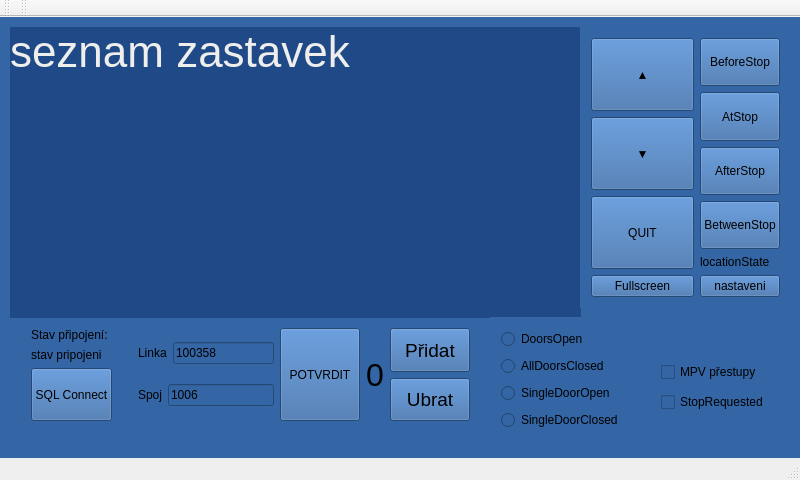
This is mainwindow.ui in frutabruta/VDV301tester as Qt 5 draws it before an edit. The edited form follows.
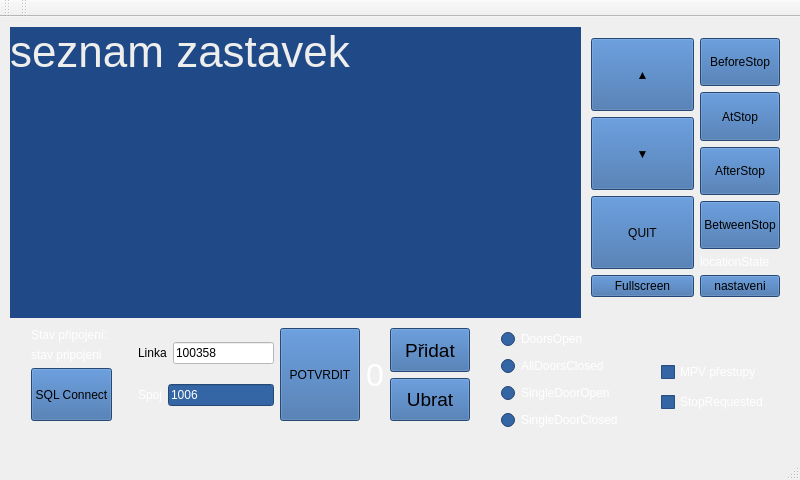
This is the edited form. The open tabs and pages were chosen to show the change.

Patch:
```diff
--- a/mainwindow.ui
+++ b/mainwindow.ui
@@ -466,7 +466,7 @@
      </palette>
     </property>
     <property name="styleSheet">
-     <string notr="true">background-color:rgb(52, 101, 164);</string>
+     <string notr="true">/*background-color:rgb(52, 101, 164); */</string>
     </property>
     <property name="currentIndex">
      <number>0</number>
@@ -535,6 +535,424 @@
            </item>
            <item>
             <widget class="QLineEdit" name="polelinky">
+             <property name="palette">
+              <palette>
+               <active>
+                <colorrole role="WindowText">
+                 <brush brushstyle="SolidPattern">
+                  <color alpha="255">
+                   <red>0</red>
+                   <green>0</green>
+                   <blue>0</blue>
+                  </color>
+                 </brush>
+                </colorrole>
+                <colorrole role="Button">
+                 <brush brushstyle="SolidPattern">
+                  <color alpha="255">
+                   <red>255</red>
+                   <green>255</green>
+                   <blue>255</blue>
+                  </color>
+                 </brush>
+                </colorrole>
+                <colorrole role="Light">
+                 <brush brushstyle="SolidPattern">
+                  <color alpha="255">
+                   <red>255</red>
+                   <green>255</green>
+                   <blue>255</blue>
+                  </color>
+                 </brush>
+                </colorrole>
+                <colorrole role="Midlight">
+                 <brush brushstyle="SolidPattern">
+                  <color alpha="255">
+                   <red>255</red>
+                   <green>255</green>
+                   <blue>255</blue>
+                  </color>
+                 </brush>
+                </colorrole>
+                <colorrole role="Dark">
+                 <brush brushstyle="SolidPattern">
+                  <color alpha="255">
+                   <red>127</red>
+                   <green>127</green>
+                   <blue>127</blue>
+                  </color>
+                 </brush>
+                </colorrole>
+                <colorrole role="Mid">
+                 <brush brushstyle="SolidPattern">
+                  <color alpha="255">
+                   <red>170</red>
+                   <green>170</green>
+                   <blue>170</blue>
+                  </color>
+                 </brush>
+                </colorrole>
+                <colorrole role="Text">
+                 <brush brushstyle="SolidPattern">
+                  <color alpha="255">
+                   <red>0</red>
+                   <green>0</green>
+                   <blue>0</blue>
+                  </color>
+                 </brush>
+                </colorrole>
+                <colorrole role="BrightText">
+                 <brush brushstyle="SolidPattern">
+                  <color alpha="255">
+                   <red>255</red>
+                   <green>255</green>
+                   <blue>255</blue>
+                  </color>
+                 </brush>
+                </colorrole>
+                <colorrole role="ButtonText">
+                 <brush brushstyle="SolidPattern">
+                  <color alpha="255">
+                   <red>0</red>
+                   <green>0</green>
+                   <blue>0</blue>
+                  </color>
+                 </brush>
+                </colorrole>
+                <colorrole role="Base">
+                 <brush brushstyle="SolidPattern">
+                  <color alpha="255">
+                   <red>255</red>
+                   <green>255</green>
+                   <blue>255</blue>
+                  </color>
+                 </brush>
+                </colorrole>
+                <colorrole role="Window">
+                 <brush brushstyle="SolidPattern">
+                  <color alpha="255">
+                   <red>255</red>
+                   <green>255</green>
+                   <blue>255</blue>
+                  </color>
+                 </brush>
+                </colorrole>
+                <colorrole role="Shadow">
+                 <brush brushstyle="SolidPattern">
+                  <color alpha="255">
+                   <red>0</red>
+                   <green>0</green>
+                   <blue>0</blue>
+                  </color>
+                 </brush>
+                </colorrole>
+                <colorrole role="AlternateBase">
+                 <brush brushstyle="SolidPattern">
+                  <color alpha="255">
+                   <red>255</red>
+                   <green>255</green>
+                   <blue>255</blue>
+                  </color>
+                 </brush>
+                </colorrole>
+                <colorrole role="ToolTipBase">
+                 <brush brushstyle="SolidPattern">
+                  <color alpha="255">
+                   <red>255</red>
+                   <green>255</green>
+                   <blue>220</blue>
+                  </color>
+                 </brush>
+                </colorrole>
+                <colorrole role="ToolTipText">
+                 <brush brushstyle="SolidPattern">
+                  <color alpha="255">
+                   <red>0</red>
+                   <green>0</green>
+                   <blue>0</blue>
+                  </color>
+                 </brush>
+                </colorrole>
+               </active>
+               <inactive>
+                <colorrole role="WindowText">
+                 <brush brushstyle="SolidPattern">
+                  <color alpha="255">
+                   <red>0</red>
+                   <green>0</green>
+                   <blue>0</blue>
+                  </color>
+                 </brush>
+                </colorrole>
+                <colorrole role="Button">
+                 <brush brushstyle="SolidPattern">
+                  <color alpha="255">
+                   <red>255</red>
+                   <green>255</green>
+                   <blue>255</blue>
+                  </color>
+                 </brush>
+                </colorrole>
+                <colorrole role="Light">
+                 <brush brushstyle="SolidPattern">
+                  <color alpha="255">
+                   <red>255</red>
+                   <green>255</green>
+                   <blue>255</blue>
+                  </color>
+                 </brush>
+                </colorrole>
+                <colorrole role="Midlight">
+                 <brush brushstyle="SolidPattern">
+                  <color alpha="255">
+                   <red>255</red>
+                   <green>255</green>
+                   <blue>255</blue>
+                  </color>
+                 </brush>
+                </colorrole>
+                <colorrole role="Dark">
+                 <brush brushstyle="SolidPattern">
+                  <color alpha="255">
+                   <red>127</red>
+                   <green>127</green>
+                   <blue>127</blue>
+                  </color>
+                 </brush>
+                </colorrole>
+                <colorrole role="Mid">
+                 <brush brushstyle="SolidPattern">
+                  <color alpha="255">
+                   <red>170</red>
+                   <green>170</green>
+                   <blue>170</blue>
+                  </color>
+                 </brush>
+                </colorrole>
+                <colorrole role="Text">
+                 <brush brushstyle="SolidPattern">
+                  <color alpha="255">
+                   <red>0</red>
+                   <green>0</green>
+                   <blue>0</blue>
+                  </color>
+                 </brush>
+                </colorrole>
+                <colorrole role="BrightText">
+                 <brush brushstyle="SolidPattern">
+                  <color alpha="255">
+                   <red>255</red>
+                   <green>255</green>
+                   <blue>255</blue>
+                  </color>
+                 </brush>
+                </colorrole>
+                <colorrole role="ButtonText">
+                 <brush brushstyle="SolidPattern">
+                  <color alpha="255">
+                   <red>0</red>
+                   <green>0</green>
+                   <blue>0</blue>
+                  </color>
+                 </brush>
+                </colorrole>
+                <colorrole role="Base">
+                 <brush brushstyle="SolidPattern">
+                  <color alpha="255">
+                   <red>255</red>
+                   <green>255</green>
+                   <blue>255</blue>
+                  </color>
+                 </brush>
+                </colorrole>
+                <colorrole role="Window">
+                 <brush brushstyle="SolidPattern">
+                  <color alpha="255">
+                   <red>255</red>
+                   <green>255</green>
+                   <blue>255</blue>
+                  </color>
+                 </brush>
+                </colorrole>
+                <colorrole role="Shadow">
+                 <brush brushstyle="SolidPattern">
+                  <color alpha="255">
+                   <red>0</red>
+                   <green>0</green>
+                   <blue>0</blue>
+                  </color>
+                 </brush>
+                </colorrole>
+                <colorrole role="AlternateBase">
+                 <brush brushstyle="SolidPattern">
+                  <color alpha="255">
+                   <red>255</red>
+                   <green>255</green>
+                   <blue>255</blue>
+                  </color>
+                 </brush>
+                </colorrole>
+                <colorrole role="ToolTipBase">
+                 <brush brushstyle="SolidPattern">
+                  <color alpha="255">
+                   <red>255</red>
+                   <green>255</green>
+                   <blue>220</blue>
+                  </color>
+                 </brush>
+                </colorrole>
+                <colorrole role="ToolTipText">
+                 <brush brushstyle="SolidPattern">
+                  <color alpha="255">
+                   <red>0</red>
+                   <green>0</green>
+                   <blue>0</blue>
+                  </color>
+                 </brush>
+                </colorrole>
+               </inactive>
+               <disabled>
+                <colorrole role="WindowText">
+                 <brush brushstyle="SolidPattern">
+                  <color alpha="255">
+                   <red>127</red>
+                   <green>127</green>
+                   <blue>127</blue>
+                  </color>
+                 </brush>
+                </colorrole>
+                <colorrole role="Button">
+                 <brush brushstyle="SolidPattern">
+                  <color alpha="255">
+                   <red>255</red>
+                   <green>255</green>
+                   <blue>255</blue>
+                  </color>
+                 </brush>
+                </colorrole>
+                <colorrole role="Light">
+                 <brush brushstyle="SolidPattern">
+                  <color alpha="255">
+                   <red>255</red>
+                   <green>255</green>
+                   <blue>255</blue>
+                  </color>
+                 </brush>
+                </colorrole>
+                <colorrole role="Midlight">
+                 <brush brushstyle="SolidPattern">
+                  <color alpha="255">
+                   <red>255</red>
+                   <green>255</green>
+                   <blue>255</blue>
+                  </color>
+                 </brush>
+                </colorrole>
+                <colorrole role="Dark">
+                 <brush brushstyle="SolidPattern">
+                  <color alpha="255">
+                   <red>127</red>
+                   <green>127</green>
+                   <blue>127</blue>
+                  </color>
+                 </brush>
+                </colorrole>
+                <colorrole role="Mid">
+                 <brush brushstyle="SolidPattern">
+                  <color alpha="255">
+                   <red>170</red>
+                   <green>170</green>
+                   <blue>170</blue>
+                  </color>
+                 </brush>
+                </colorrole>
+                <colorrole role="Text">
+                 <brush brushstyle="SolidPattern">
+                  <color alpha="255">
+                   <red>127</red>
+                   <green>127</green>
+                   <blue>127</blue>
+                  </color>
+                 </brush>
+                </colorrole>
+                <colorrole role="BrightText">
+                 <brush brushstyle="SolidPattern">
+                  <color alpha="255">
+                   <red>255</red>
+                   <green>255</green>
+                   <blue>255</blue>
+                  </color>
+                 </brush>
+                </colorrole>
+                <colorrole role="ButtonText">
+                 <brush brushstyle="SolidPattern">
+                  <color alpha="255">
+                   <red>127</red>
+                   <green>127</green>
+                   <blue>127</blue>
+                  </color>
+                 </brush>
+                </colorrole>
+                <colorrole role="Base">
+                 <brush brushstyle="SolidPattern">
+                  <color alpha="255">
+                   <red>255</red>
+                   <green>255</green>
+                   <blue>255</blue>
+                  </color>
+                 </brush>
+                </colorrole>
+                <colorrole role="Window">
+                 <brush brushstyle="SolidPattern">
+                  <color alpha="255">
+                   <red>255</red>
+                   <green>255</green>
+                   <blue>255</blue>
+                  </color>
+                 </brush>
+                </colorrole>
+                <colorrole role="Shadow">
+                 <brush brushstyle="SolidPattern">
+                  <color alpha="255">
+                   <red>0</red>
+                   <green>0</green>
+                   <blue>0</blue>
+                  </color>
+                 </brush>
+                </colorrole>
+                <colorrole role="AlternateBase">
+                 <brush brushstyle="SolidPattern">
+                  <color alpha="255">
+                   <red>255</red>
+                   <green>255</green>
+                   <blue>255</blue>
+                  </color>
+                 </brush>
+                </colorrole>
+                <colorrole role="ToolTipBase">
+                 <brush brushstyle="SolidPattern">
+                  <color alpha="255">
+                   <red>255</red>
+                   <green>255</green>
+                   <blue>220</blue>
+                  </color>
+                 </brush>
+                </colorrole>
+                <colorrole role="ToolTipText">
+                 <brush brushstyle="SolidPattern">
+                  <color alpha="255">
+                   <red>0</red>
+                   <green>0</green>
+                   <blue>0</blue>
+                  </color>
+                 </brush>
+                </colorrole>
+               </disabled>
+              </palette>
+             </property>
+             <property name="autoFillBackground">
+              <bool>false</bool>
+             </property>
              <property name="text">
               <string>100358</string>
              </property>
```
Left out of the diff: 126 changed lines with no effect on the pictures.
